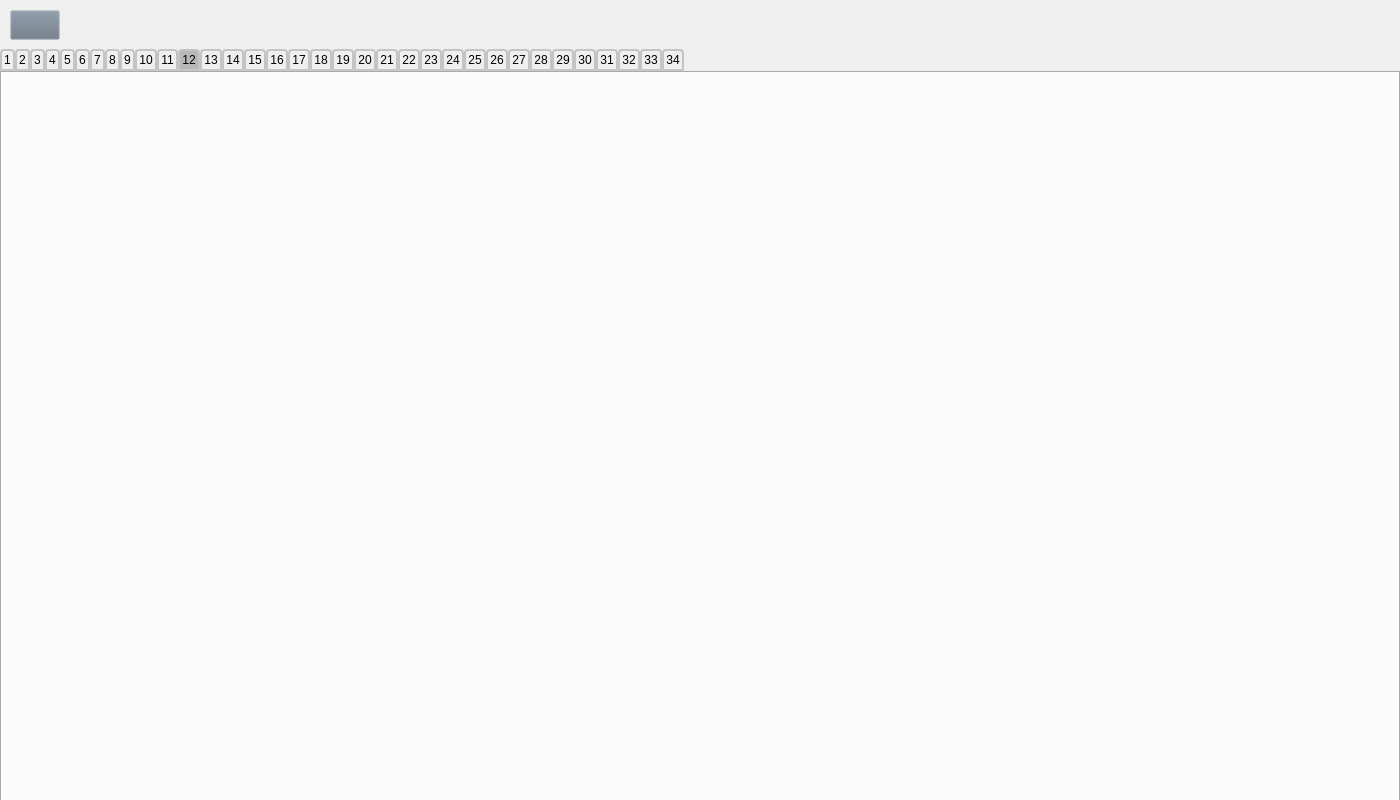
Qt form Python_files/UI_files/TheoryWidget.ui (tixdim/QT_school) before a commit.
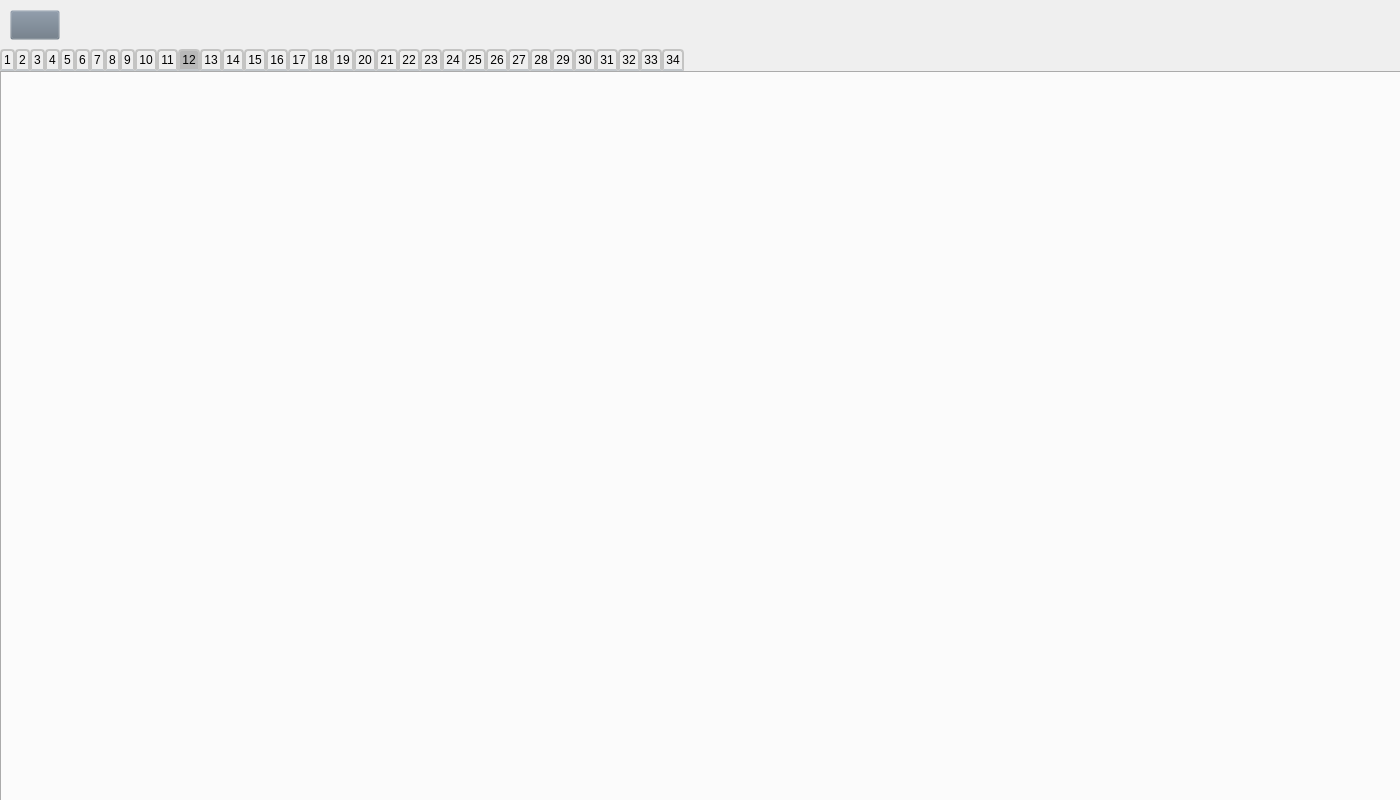
The same form after that commit. The open tabs and pages were chosen to show the change. Icons and pictures are not drawn.

What changed in the file:
```diff
--- a/Python_files/UI_files/TheoryWidget.ui
+++ b/Python_files/UI_files/TheoryWidget.ui
@@ -69,7 +69,7 @@
     <rect>
      <x>0</x>
      <y>49</y>
-     <width>1400</width>
+     <width>1405</width>
      <height>761</height>
     </rect>
    </property>
@@ -631,8 +631,8 @@
     <widget class="QLabel" name="label_22">
      <property name="geometry">
       <rect>
-       <x>60</x>
-       <y>30</y>
+       <x>50</x>
+       <y>20</y>
        <width>481</width>
        <height>331</height>
       </rect>
@@ -672,7 +672,7 @@
      <property name="geometry">
       <rect>
        <x>440</x>
-       <y>430</y>
+       <y>420</y>
        <width>481</width>
        <height>331</height>
       </rect>
```
Left out of the diff: 40 changed lines with no effect on the pictures.
